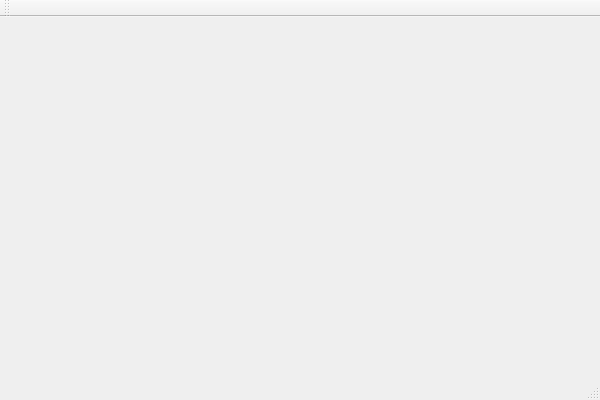
Old version of the form src/mainwindow.ui in the repository TERRANZ/terragraph.
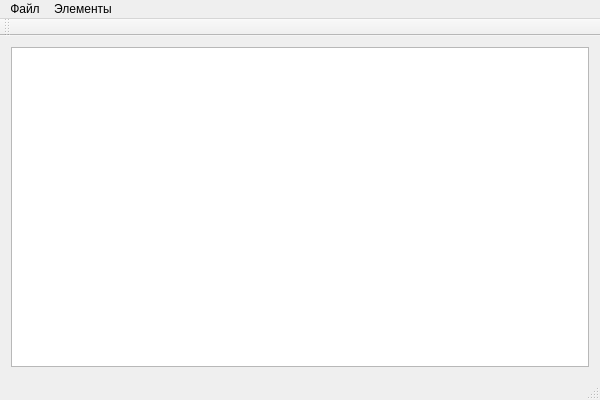
New version of the form.

Patch:
```diff
--- a/src/mainwindow.ui
+++ b/src/mainwindow.ui
@@ -12,13 +12,58 @@
   <property name="windowTitle" >
    <string>MainWindow</string>
   </property>
-  <widget class="QMenuBar" name="menuBar" />
-  <widget class="QToolBar" name="mainToolBar" />
-  <widget class="QWidget" name="centralWidget" />
-  <widget class="QStatusBar" name="statusBar" />
+  <widget class="QWidget" name="centralWidget">
+   <layout class="QGridLayout" name="gridLayout">
+    <item row="0" column="0">
+     <widget class="QGraphicsView" name="graphicsView"/>
+    </item>
+   </layout>
+  </widget>
+  <widget class="QMenuBar" name="menuBar">
+   <property name="geometry">
+    <rect>
+     <x>0</x>
+     <y>0</y>
+     <width>600</width>
+     <height>25</height>
+    </rect>
+   </property>
+   <widget class="QMenu" name="menu">
+    <property name="title">
+     <string>Файл</string>
+    </property>
+   </widget>
+   <widget class="QMenu" name="menu_2">
+    <property name="title">
+     <string>Элементы</string>
+    </property>
+    <addaction name="actAddNewV"/>
+    <addaction name="action_2"/>
+   </widget>
+   <addaction name="menu"/>
+   <addaction name="menu_2"/>
+  </widget>
+  <widget class="QToolBar" name="mainToolBar">
+   <attribute name="toolBarArea">
+    <enum>TopToolBarArea</enum>
+   </attribute>
+   <attribute name="toolBarBreak">
+    <bool>false</bool>
+   </attribute>
+  </widget>
+  <widget class="QStatusBar" name="statusBar"/>
+  <action name="actAddNewV">
+   <property name="text">
+    <string>Новая вершина</string>
+   </property>
+  </action>
+  <action name="action_2">
+   <property name="text">
+    <string>Новая дуга</string>
+   </property>
+  </action>
  </widget>
- <layoutDefault spacing="6" margin="11" />
- <pixmapfunction></pixmapfunction>
+ <layoutdefault spacing="6" margin="11"/>
  <resources/>
  <connections/>
 </ui>
```
Left out of the diff: 29 changed lines with no effect on the pictures.
